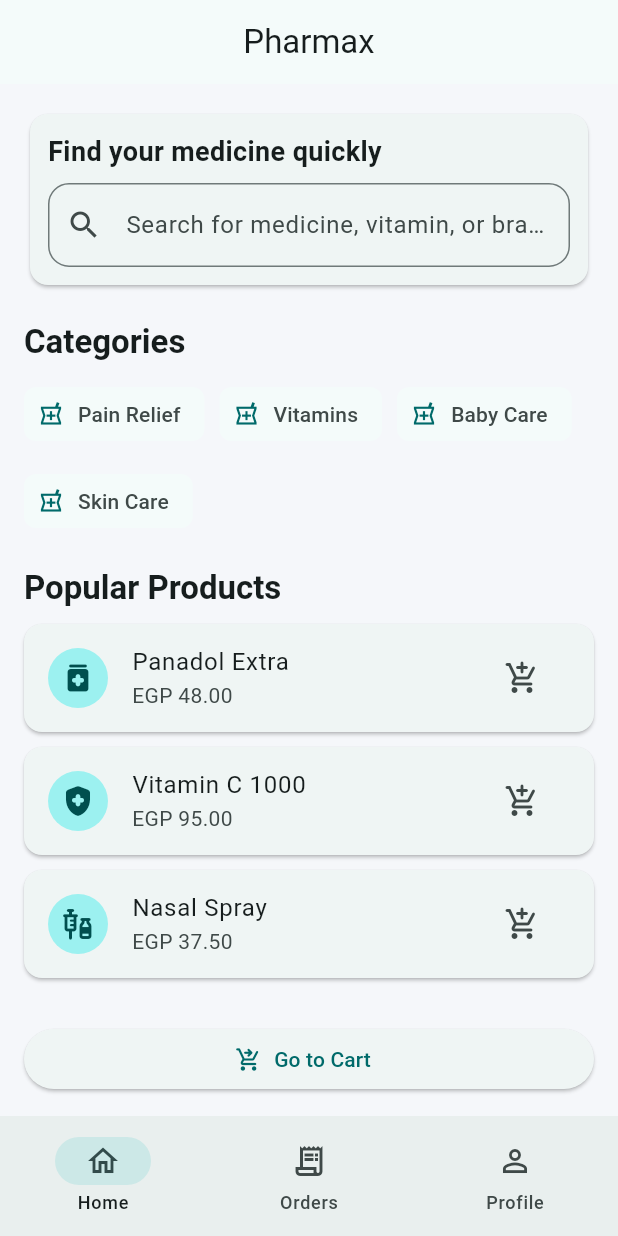
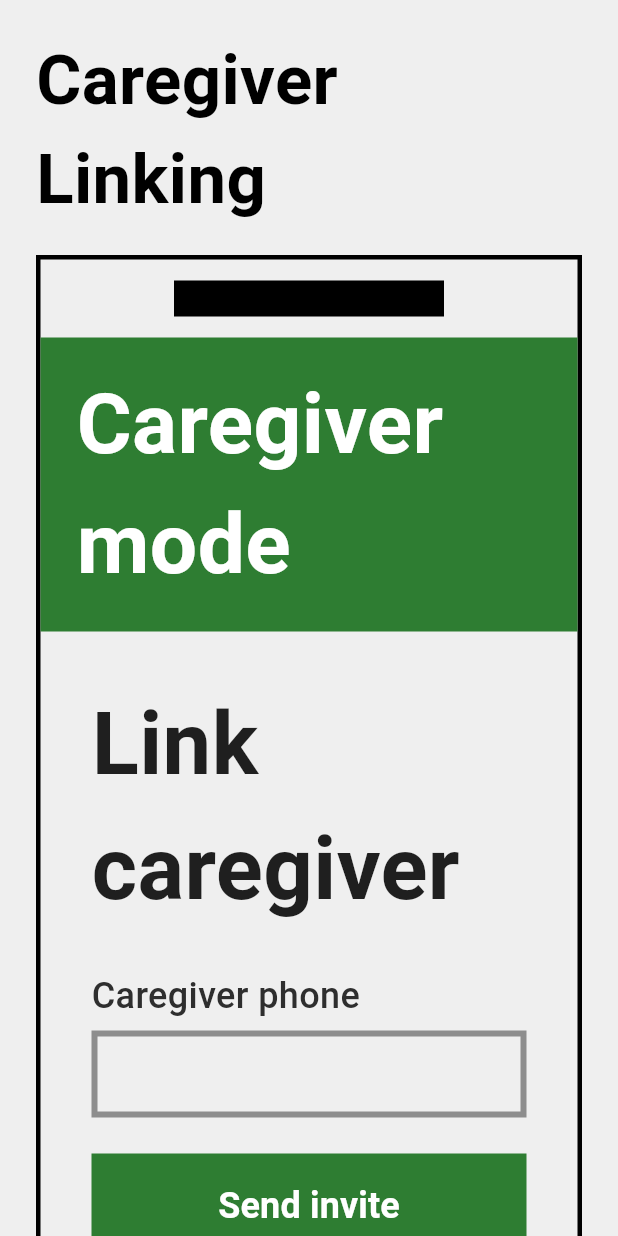
Before and after one commit to lekaareda/Pharmax, a Flutter app: the screen it shows after launch, on a phone screen of 412 x 824 dp. Run offline on Flutter 3.47's test engine with Material 3 defaults, Android fonts, the phone set to English and light mode, and no system bars.

Commit message:
Continue flow with caregiver linking screen

```diff
--- a/lib/main.dart
+++ b/lib/main.dart
@@ -13,158 +13,195 @@ class PharmaxApp extends StatelessWidget {
       title: 'Pharmax',
       debugShowCheckedModeBanner: false,
       theme: ThemeData(
-        colorScheme: ColorScheme.fromSeed(seedColor: const Color(0xFF00A6A6)),
-        scaffoldBackgroundColor: const Color(0xFFF5F7FA),
-        useMaterial3: true,
+        scaffoldBackgroundColor: const Color(0xFFEFEFEF),
+        fontFamily: 'Roboto',
       ),
-      home: const HomeScreen(),
+      home: const CaregiverLinkingScreen(),
     );
   }
 }
 
-class HomeScreen extends StatelessWidget {
-  const HomeScreen({super.key});
-
-  static const _categories = [
-    'Pain Relief',
-    'Vitamins',
-    'Baby Care',
-    'Skin Care',
-  ];
-
-  static const _popular = [
-    _MedicineCardData('Panadol Extra', 'EGP 48.00', Icons.medication_rounded),
-    _MedicineCardData('Vitamin C 1000', 'EGP 95.00', Icons.health_and_safety_rounded),
-    _MedicineCardData('Nasal Spray', 'EGP 37.50', Icons.vaccines_rounded),
-  ];
+class CaregiverLinkingScreen extends StatelessWidget {
+  const CaregiverLinkingScreen({super.key});
 
   @override
   Widget build(BuildContext context) {
     return Scaffold(
-      appBar: AppBar(
-        title: const Text('Pharmax'),
-        centerTitle: true,
-      ),
-      body: ListView(
-        padding: const EdgeInsets.all(16),
-        children: [
-          const _SearchSection(),
-          const SizedBox(height: 20),
-          const _SectionTitle('Categories'),
-          const SizedBox(height: 10),
-          Wrap(
-            spacing: 10,
-            runSpacing: 10,
-            children: _categories
-                .map(
-                  (category) => Chip(
-                    label: Text(category),
-                    avatar: const Icon(Icons.local_pharmacy_outlined, size: 18),
-                    side: BorderSide.none,
-                  ),
-                )
-                .toList(),
-          ),
-          const SizedBox(height: 20),
-          const _SectionTitle('Popular Products'),
-          const SizedBox(height: 10),
-          ..._popular.map((item) => _MedicineCard(data: item)),
-          const SizedBox(height: 20),
-          ElevatedButton.icon(
-            onPressed: () {},
-            icon: const Icon(Icons.shopping_cart_checkout_rounded),
-            label: const Text('Go to Cart'),
-          ),
-        ],
-      ),
-      bottomNavigationBar: NavigationBar(
-        selectedIndex: 0,
-        destinations: const [
-          NavigationDestination(icon: Icon(Icons.home_outlined), label: 'Home'),
-          NavigationDestination(icon: Icon(Icons.receipt_long_outlined), label: 'Orders'),
-          NavigationDestination(icon: Icon(Icons.person_outline), label: 'Profile'),
-        ],
-      ),
-    );
-  }
-}
-
-class _SearchSection extends StatelessWidget {
-  const _SearchSection();
-
-  @override
-  Widget build(BuildContext context) {
-    return Card(
-      child: Padding(
-        padding: const EdgeInsets.all(12),
-        child: Column(
-          crossAxisAlignment: CrossAxisAlignment.start,
-          children: [
-            const Text(
-              'Find your medicine quickly',
-              style: TextStyle(fontSize: 18, fontWeight: FontWeight.w600),
-            ),
-            const SizedBox(height: 8),
-            TextField(
-              decoration: InputDecoration(
-                hintText: 'Search for medicine, vitamin, or brand',
-                prefixIcon: const Icon(Icons.search),
-                border: OutlineInputBorder(
-                  borderRadius: BorderRadius.circular(14),
+      body: SafeArea(
+        child: SingleChildScrollView(
+          child: Padding(
+            padding: const EdgeInsets.fromLTRB(24, 20, 24, 40),
+            child: Center(
+              child: ConstrainedBox(
+                constraints: const BoxConstraints(maxWidth: 760),
+                child: Column(
+                  crossAxisAlignment: CrossAxisAlignment.start,
+                  children: [
+                    const Text(
+                      'Caregiver Linking',
+                      style: TextStyle(
+                        fontSize: 46,
+                        fontWeight: FontWeight.w700,
+                        color: Colors.black,
+                      ),
+                    ),
+                    const SizedBox(height: 18),
+                    Container(
+                      width: double.infinity,
+                      decoration: BoxDecoration(
+                        border: Border.all(color: Colors.black, width: 3),
+                      ),
+                      child: Column(
+                        children: [
+                          const _PhoneNotch(),
+                          Container(
+                            width: double.infinity,
+                            color: const Color(0xFF2E7D32),
+                            padding: const EdgeInsets.symmetric(
+                              horizontal: 24,
+                              vertical: 18,
+                            ),
+                            child: const Text(
+                              'Caregiver mode',
+                              style: TextStyle(
+                                color: Colors.white,
+                                fontSize: 56,
+                                fontWeight: FontWeight.w700,
+                              ),
+                            ),
+                          ),
+                          Padding(
+                            padding: const EdgeInsets.fromLTRB(34, 34, 34, 70),
+                            child: SizedBox(
+                              width: double.infinity,
+                              height: 1040,
+                              child: Column(
+                                crossAxisAlignment: CrossAxisAlignment.start,
+                                children: [
+                                  const Text(
+                                    'Link caregiver',
+                                    style: TextStyle(
+                                      color: Color(0xFF1F1F1F),
+                                      fontSize: 58,
+                                      fontWeight: FontWeight.w700,
+                                    ),
+                                  ),
+                                  const SizedBox(height: 26),
+                                  const Text(
+                                    'Caregiver phone',
+                                    style: _fieldTextStyle,
+                                  ),
+                                  const SizedBox(height: 6),
+                                  Container(
+                                    width: double.infinity,
+                                    height: 58,
+                                    decoration: BoxDecoration(
+                                      border: Border.all(
+                                        color: const Color(0xFF8D8D8D),
+                                        width: 4,
+                                      ),
+                                    ),
+                                  ),
+                                  const SizedBox(height: 24),
+                                  SizedBox(
+                                    width: double.infinity,
+                                    child: FilledButton(
+                                      style: FilledButton.styleFrom(
+                                        backgroundColor: const Color(0xFF2E7D32),
+                                        shape: const RoundedRectangleBorder(),
+                                        padding: const EdgeInsets.symmetric(
+                                          vertical: 18,
+                                        ),
+                                      ),
+                                      onPressed: () {},
+                                      child: const Text(
+                                        'Send invite',
+                                        style: TextStyle(
+                                          color: Colors.white,
+                                          fontSize: 24,
+                                          fontWeight: FontWeight.w700,
+                                        ),
+                                      ),
+                                    ),
+                                  ),
+                                  const SizedBox(height: 36),
+                                  const Text(
+                                    'Notifications to caregiver',
+                                    style: TextStyle(
+                                      color: Color(0xFF1F1F1F),
+                                      fontSize: 58,
+                                      fontWeight: FontWeight.w700,
+                                    ),
+                                  ),
+                                  const SizedBox(height: 18),
+                                  const _NotificationOption('Missed dose'),
+                                  const SizedBox(height: 12),
+                                  const _NotificationOption('Wrong time'),
+                                  const SizedBox(height: 12),
+                                  const _NotificationOption('Refill needed'),
+                                  const SizedBox(height: 12),
+                                  const _NotificationOption('High-risk interaction'),
+                                ],
+                              ),
+                            ),
+                          ),
+                        ],
+                      ),
+                    ),
+                  ],
                 ),
               ),
             ),
-          ],
+          ),
         ),
       ),
     );
   }
 }
 
-class _SectionTitle extends StatelessWidget {
-  const _SectionTitle(this.title);
+class _NotificationOption extends StatelessWidget {
+  const _NotificationOption(this.label);
 
-  final String title;
+  final String label;
 
   @override
   Widget build(BuildContext context) {
-    return Text(
-      title,
-      style: Theme.of(context).textTheme.titleLarge?.copyWith(
-            fontWeight: FontWeight.bold,
+    return Row(
+      children: [
+        Container(
+          width: 46,
+          height: 46,
+          decoration: BoxDecoration(
+            border: Border.all(color: const Color(0xFF8D8D8D), width: 4),
           ),
+        ),
+        const SizedBox(width: 14),
+        Text(label, style: _fieldTextStyle),
+      ],
     );
   }
 }
 
-class _MedicineCard extends StatelessWidget {
-  const _MedicineCard({required this.data});
-
-  final _MedicineCardData data;
+class _PhoneNotch extends StatelessWidget {
+  const _PhoneNotch();
 
   @override
   Widget build(BuildContext context) {
-    return Card(
-      margin: const EdgeInsets.only(bottom: 10),
-      child: ListTile(
-        leading: CircleAvatar(
-          child: Icon(data.icon),
-        ),
-        title: Text(data.title),
-        subtitle: Text(data.price),
-        trailing: IconButton(
-          onPressed: () {},
-          icon: const Icon(Icons.add_shopping_cart_rounded),
+    return SizedBox(
+      height: 52,
+      child: Center(
+        child: Container(
+          width: 180,
+          height: 24,
+          color: Colors.black,
         ),
       ),
     );
   }
 }
 
-class _MedicineCardData {
-  const _MedicineCardData(this.title, this.price, this.icon);
-
-  final String title;
-  final String price;
-  final IconData icon;
-}
+const _fieldTextStyle = TextStyle(
+  color: Color(0xFF2E2E2E),
+  fontSize: 24,
+  fontWeight: FontWeight.w500,
+);
```
Also changed, not shown: 1 other file.
